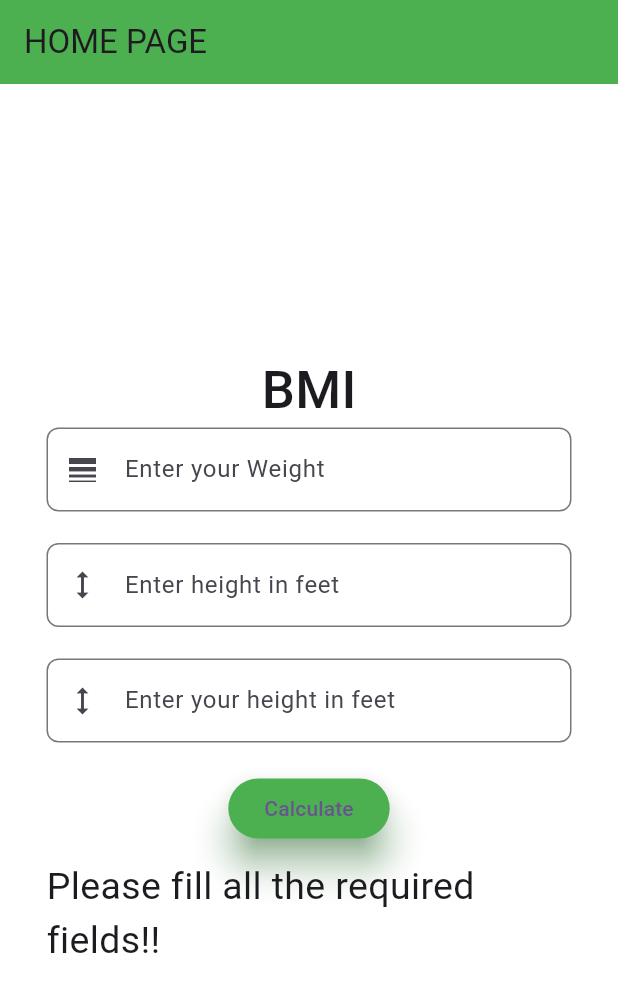
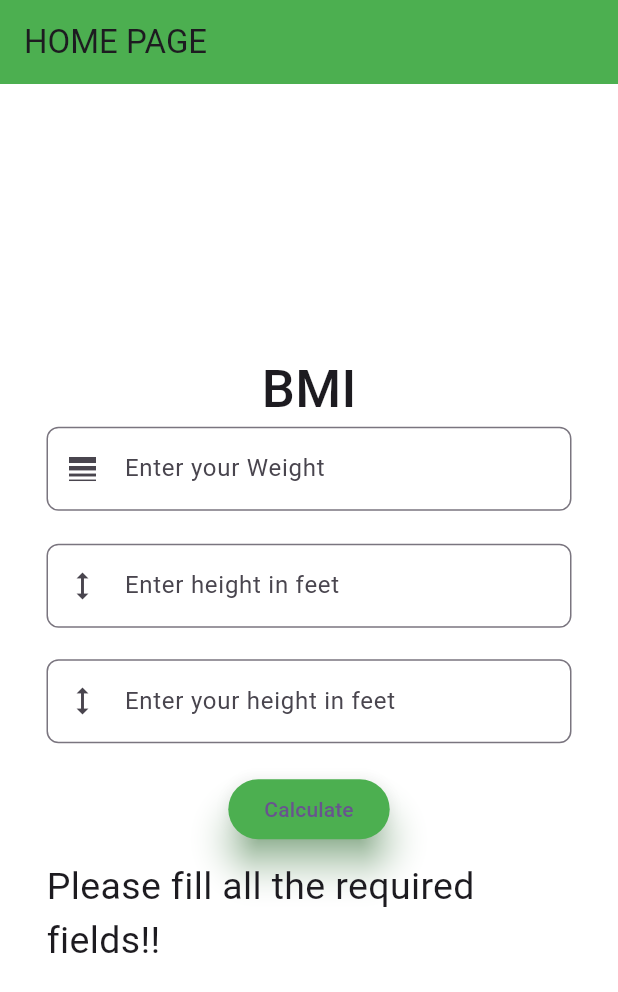
Before and after one commit to Mohammad-Allmeen/BMI_APP, a Flutter app: the screen it shows after launch, after a tap on "Calculate", on a phone screen of 412 x 824 dp. Shown: the top 992 px of the screen. Run offline on Flutter 3.47's test engine with Material 3 defaults, Android fonts, the phone set to English and light mode, and no system bars; network calls fail.

Commit message:
git commit

```diff
--- a/lib/main.dart
+++ b/lib/main.dart
@@ -86,7 +86,7 @@ class _MyHomePageState extends State<MyHomePage> {
                     ),
                   ),
                   SizedBox(
-                    height: 21,
+                    height: 22,
                   ),
 
                   TextField(
```
